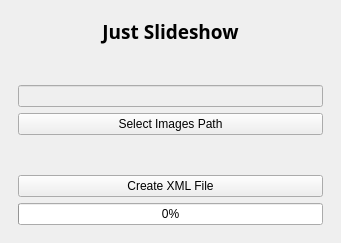
The window that slidecrea.ui (foresle/slidecrea) describes before a commit, drawn with Qt 5.
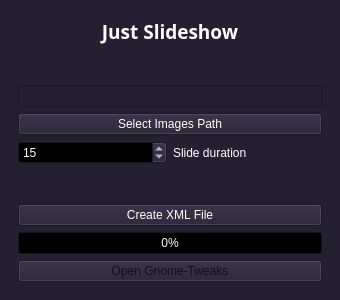
The same window after the commit.

Commit message: Add new interface Add custom slide duration

```diff
--- a/slidecrea.ui
+++ b/slidecrea.ui
@@ -2,26 +2,471 @@
 <ui version="4.0">
  <class>MainWindow</class>
  <widget class="QMainWindow" name="MainWindow">
+  <property name="enabled">
+   <bool>true</bool>
+  </property>
   <property name="geometry">
    <rect>
     <x>0</x>
     <y>0</y>
-    <width>341</width>
-    <height>243</height>
+    <width>340</width>
+    <height>300</height>
    </rect>
   </property>
   <property name="minimumSize">
    <size>
-    <width>310</width>
-    <height>208</height>
+    <width>340</width>
+    <height>300</height>
    </size>
   </property>
   <property name="maximumSize">
    <size>
-    <width>341</width>
-    <height>243</height>
+    <width>380</width>
+    <height>320</height>
    </size>
   </property>
+  <property name="palette">
+   <palette>
+    <active>
+     <colorrole role="WindowText">
+      <brush brushstyle="SolidPattern">
+       <color alpha="255">
+        <red>255</red>
+        <green>255</green>
+        <blue>255</blue>
+       </color>
+      </brush>
+     </colorrole>
+     <colorrole role="Button">
+      <brush brushstyle="SolidPattern">
+       <color alpha="255">
+        <red>36</red>
+        <green>31</green>
+        <blue>49</blue>
+       </color>
+      </brush>
+     </colorrole>
+     <colorrole role="Light">
+      <brush brushstyle="SolidPattern">
+       <color alpha="255">
+        <red>54</red>
+        <green>46</green>
+        <blue>73</blue>
+       </color>
+      </brush>
+     </colorrole>
+     <colorrole role="Midlight">
+      <brush brushstyle="SolidPattern">
+       <color alpha="255">
+        <red>45</red>
+        <green>38</green>
+        <blue>61</blue>
+       </color>
+      </brush>
+     </colorrole>
+     <colorrole role="Dark">
+      <brush brushstyle="SolidPattern">
+       <color alpha="255">
+        <red>18</red>
+        <green>15</green>
+        <blue>24</blue>
+       </color>
+      </brush>
+     </colorrole>
+     <colorrole role="Mid">
+      <brush brushstyle="SolidPattern">
+       <color alpha="255">
+        <red>24</red>
+        <green>21</green>
+        <blue>33</blue>
+       </color>
+      </brush>
+     </colorrole>
+     <colorrole role="Text">
+      <brush brushstyle="SolidPattern">
+       <color alpha="255">
+        <red>255</red>
+        <green>255</green>
+        <blue>255</blue>
+       </color>
+      </brush>
+     </colorrole>
+     <colorrole role="BrightText">
+      <brush brushstyle="SolidPattern">
+       <color alpha="255">
+        <red>255</red>
+        <green>255</green>
+        <blue>255</blue>
+       </color>
+      </brush>
+     </colorrole>
+     <colorrole role="ButtonText">
+      <brush brushstyle="SolidPattern">
+       <color alpha="255">
+        <red>255</red>
+        <green>255</green>
+        <blue>255</blue>
+       </color>
+      </brush>
+     </colorrole>
+     <colorrole role="Base">
+      <brush brushstyle="SolidPattern">
+       <color alpha="255">
+        <red>0</red>
+        <green>0</green>
+        <blue>0</blue>
+       </color>
+      </brush>
+     </colorrole>
+     <colorrole role="Window">
+      <brush brushstyle="SolidPattern">
+       <color alpha="255">
+        <red>36</red>
+        <green>31</green>
+        <blue>49</blue>
+       </color>
+      </brush>
+     </colorrole>
+     <colorrole role="Shadow">
+      <brush brushstyle="SolidPattern">
+       <color alpha="255">
+        <red>0</red>
+        <green>0</green>
+        <blue>0</blue>
+       </color>
+      </brush>
+     </colorrole>
+     <colorrole role="AlternateBase">
+      <brush brushstyle="SolidPattern">
+       <color alpha="255">
+        <red>18</red>
+        <green>15</green>
+        <blue>24</blue>
+       </color>
+      </brush>
+     </colorrole>
+     <colorrole role="ToolTipBase">
+      <brush brushstyle="SolidPattern">
+       <color alpha="255">
+        <red>255</red>
+        <green>255</green>
+        <blue>220</blue>
+       </color>
+      </brush>
+     </colorrole>
+     <colorrole role="ToolTipText">
+      <brush brushstyle="SolidPattern">
+       <color alpha="255">
+        <red>0</red>
+        <green>0</green>
+        <blue>0</blue>
+       </color>
+      </brush>
+     </colorrole>
+     <colorrole role="PlaceholderText">
+      <brush brushstyle="SolidPattern">
+       <color alpha="128">
+        <red>255</red>
+        <green>255</green>
+        <blue>255</blue>
+       </color>
+      </brush>
+     </colorrole>
+    </active>
+    <inactive>
+     <colorrole role="WindowText">
+      <brush brushstyle="SolidPattern">
+       <color alpha="255">
+        <red>255</red>
+        <green>255</green>
+        <blue>255</blue>
+       </color>
+      </brush>
+     </colorrole>
+     <colorrole role="Button">
+      <brush brushstyle="SolidPattern">
+       <color alpha="255">
+        <red>36</red>
+        <green>31</green>
+        <blue>49</blue>
+       </color>
+      </brush>
+     </colorrole>
+     <colorrole role="Light">
+      <brush brushstyle="SolidPattern">
+       <color alpha="255">
+        <red>54</red>
+        <green>46</green>
+        <blue>73</blue>
+       </color>
+      </brush>
+     </colorrole>
+     <colorrole role="Midlight">
+      <brush brushstyle="SolidPattern">
+       <color alpha="255">
+        <red>45</red>
+        <green>38</green>
+        <blue>61</blue>
+       </color>
+      </brush>
+     </colorrole>
+     <colorrole role="Dark">
+      <brush brushstyle="SolidPattern">
+       <color alpha="255">
+        <red>18</red>
+        <green>15</green>
+        <blue>24</blue>
+       </color>
+      </brush>
+     </colorrole>
+     <colorrole role="Mid">
+      <brush brushstyle="SolidPattern">
+       <color alpha="255">
+        <red>24</red>
+        <green>21</green>
+        <blue>33</blue>
+       </color>
+      </brush>
+     </colorrole>
+     <colorrole role="Text">
+      <brush brushstyle="SolidPattern">
+       <color alpha="255">
+        <red>255</red>
+        <green>255</green>
+        <blue>255</blue>
+       </color>
+      </brush>
+     </colorrole>
+     <colorrole role="BrightText">
+      <brush brushstyle="SolidPattern">
+       <color alpha="255">
+        <red>255</red>
+        <green>255</green>
+        <blue>255</blue>
+       </color>
+      </brush>
+     </colorrole>
+     <colorrole role="ButtonText">
+      <brush brushstyle="SolidPattern">
+       <color alpha="255">
+        <red>255</red>
+        <green>255</green>
+        <blue>255</blue>
+       </color>
+      </brush>
+     </colorrole>
+     <colorrole role="Base">
+      <brush brushstyle="SolidPattern">
+       <color alpha="255">
+        <red>0</red>
+        <green>0</green>
+        <blue>0</blue>
+       </color>
+      </brush>
+     </colorrole>
+     <colorrole role="Window">
+      <brush brushstyle="SolidPattern">
+       <color alpha="255">
+        <red>36</red>
+        <green>31</green>
+        <blue>49</blue>
+       </color>
+      </brush>
+     </colorrole>
+     <colorrole role="Shadow">
+      <brush brushstyle="SolidPattern">
+       <color alpha="255">
+        <red>0</red>
+        <green>0</green>
+        <blue>0</blue>
+       </color>
+      </brush>
+     </colorrole>
+     <colorrole role="AlternateBase">
+      <brush brushstyle="SolidPattern">
+       <color alpha="255">
+        <red>18</red>
+        <green>15</green>
+        <blue>24</blue>
+       </color>
+      </brush>
+     </colorrole>
+     <colorrole role="ToolTipBase">
+      <brush brushstyle="SolidPattern">
+       <color alpha="255">
+        <red>255</red>
+        <green>255</green>
+        <blue>220</blue>
+       </color>
+      </brush>
+     </colorrole>
+     <colorrole role="ToolTipText">
+      <brush brushstyle="SolidPattern">
+       <color alpha="255">
+        <red>0</red>
+        <green>0</green>
+        <blue>0</blue>
+       </color>
+      </brush>
+     </colorrole>
+     <colorrole role="PlaceholderText">
+      <brush brushstyle="SolidPattern">
+       <color alpha="128">
+        <red>255</red>
+        <green>255</green>
+        <blue>255</blue>
+       </color>
+      </brush>
+     </colorrole>
+    </inactive>
+    <disabled>
+     <colorrole role="WindowText">
+      <brush brushstyle="SolidPattern">
+       <color alpha="255">
+        <red>18</red>
+        <green>15</green>
+        <blue>24</blue>
+       </color>
+      </brush>
+     </colorrole>
+     <colorrole role="Button">
+      <brush brushstyle="SolidPattern">
+       <color alpha="255">
+        <red>36</red>
+        <green>31</green>
+        <blue>49</blue>
+       </color>
+      </brush>
+     </colorrole>
+     <colorrole role="Light">
+      <brush brushstyle="SolidPattern">
+       <color alpha="255">
+        <red>54</red>
+        <green>46</green>
+        <blue>73</blue>
+       </color>
+      </brush>
+     </colorrole>
+     <colorrole role="Midlight">
+      <brush brushstyle="SolidPattern">
+       <color alpha="255">
+        <red>45</red>
+        <green>38</green>
+        <blue>61</blue>
+       </color>
+      </brush>
+     </colorrole>
+     <colorrole role="Dark">
+      <brush brushstyle="SolidPattern">
+       <color alpha="255">
+        <red>18</red>
+        <green>15</green>
+        <blue>24</blue>
+       </color>
+      </brush>
+     </colorrole>
+     <colorrole role="Mid">
+      <brush brushstyle="SolidPattern">
+       <color alpha="255">
+        <red>24</red>
+        <green>21</green>
+        <blue>33</blue>
+       </color>
+      </brush>
+     </colorrole>
+     <colorrole role="Text">
+      <brush brushstyle="SolidPattern">
+       <color alpha="255">
+        <red>18</red>
+        <green>15</green>
+        <blue>24</blue>
+       </color>
+      </brush>
+     </colorrole>
+     <colorrole role="BrightText">
+      <brush brushstyle="SolidPattern">
+       <color alpha="255">
+        <red>255</red>
+        <green>255</green>
+        <blue>255</blue>
+       </color>
+      </brush>
+     </colorrole>
+     <colorrole role="ButtonText">
+      <brush brushstyle="SolidPattern">
+       <color alpha="255">
+        <red>18</red>
+        <green>15</green>
+        <blue>24</blue>
+       </color>
+      </brush>
+     </colorrole>
+     <colorrole role="Base">
+      <brush brushstyle="SolidPattern">
+       <color alpha="255">
+        <red>36</red>
+        <green>31</green>
+        <blue>49</blue>
+       </color>
+      </brush>
+     </colorrole>
+     <colorrole role="Window">
+      <brush brushstyle="SolidPattern">
+       <color alpha="255">
+        <red>36</red>
+        <green>31</green>
+        <blue>49</blue>
+       </color>
+      </brush>
+     </colorrole>
+     <colorrole role="Shadow">
+      <brush brushstyle="SolidPattern">
+       <color alpha="255">
+        <red>0</red>
+        <green>0</green>
+        <blue>0</blue>
+       </color>
+      </brush>
+     </colorrole>
+     <colorrole role="AlternateBase">
+      <brush brushstyle="SolidPattern">
+       <color alpha="255">
+        <red>36</red>
+        <green>31</green>
+        <blue>49</blue>
+       </color>
+      </brush>
+     </colorrole>
+     <colorrole role="ToolTipBase">
+      <brush brushstyle="SolidPattern">
+       <color alpha="255">
+        <red>255</red>
+        <green>255</green>
+        <blue>220</blue>
+       </color>
+      </brush>
+     </colorrole>
+     <colorrole role="ToolTipText">
+      <brush brushstyle="SolidPattern">
+       <color alpha="255">
+        <red>0</red>
+        <green>0</green>
+        <blue>0</blue>
+       </color>
+      </brush>
+     </colorrole>
+     <colorrole role="PlaceholderText">
+      <brush brushstyle="SolidPattern">
+       <color alpha="128">
+        <red>255</red>
+        <green>255</green>
+        <blue>255</blue>
+       </color>
+      </brush>
+     </colorrole>
+    </disabled>
+   </palette>
+  </property>
   <property name="windowTitle">
    <string>SlideCrea</string>
   </property>
@@ -87,6 +532,33 @@
             </property>
            </widget>
           </item>
+          <item>
+           <layout class="QHBoxLayout" name="horizontalLayout_2">
+            <item>
+             <widget class="QSpinBox" name="spinSlideDuration">
+              <property name="minimum">
+               <number>0</number>
+              </property>
+              <property name="maximum">
+               <number>150</number>
+              </property>
+              <property name="singleStep">
+               <number>5</number>
+              </property>
+              <property name="value">
+               <number>15</number>
+              </property>
+             </widget>
+            </item>
+            <item>
+             <widget class="QLabel" name="labelSlideDuration">
+              <property name="text">
+               <string>Slide duration</string>
+              </property>
+             </widget>
+            </item>
+           </layout>
+          </item>
           <item>
            <spacer name="verticalSpacer">
             <property name="orientation">
@@ -114,6 +586,16 @@
             </property>
            </widget>
           </item>
+          <item>
+           <widget class="QPushButton" name="btnOpenGnomeTweaks">
+            <property name="enabled">
+             <bool>false</bool>
+            </property>
+            <property name="text">
+             <string>Open Gnome-Tweaks</string>
+            </property>
+           </widget>
+          </item>
          </layout>
         </item>
        </layout>
```
The commit also changes 3 other files.
